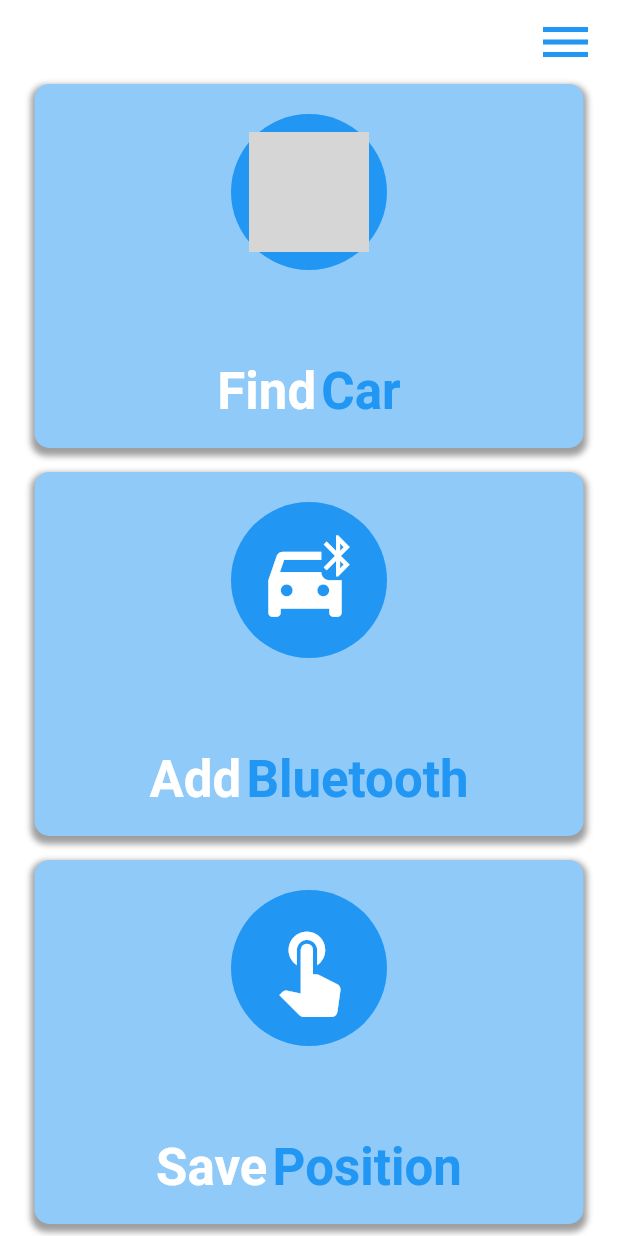
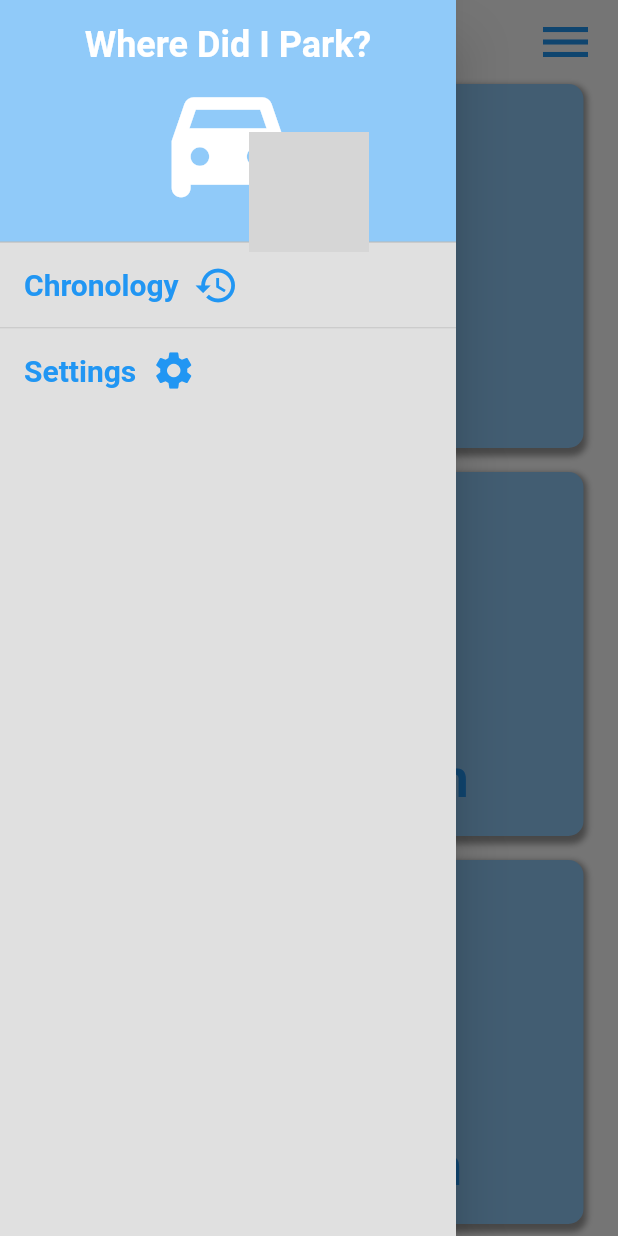
Before and after one commit to GeorgopoulosGiannis/where_i_park, a Flutter app: the screen it shows after launch, with the side drawer open (before the commit the screen has no drawer), on a phone screen of 412 x 824 dp. Run offline on Flutter 3.47's test engine with Material 2 defaults, Android fonts, the phone set to English and light mode, and no system bars; drawn by our look-alikes of rive; our stand-ins replace bloc, either_dart, equatable, flutter_bloc, flutter_local_notifications, geolocator and 7 more; missing offline and left inert: app_settings, bluetooth_events, maps_launcher; grey boxes are pictures that could not be loaded.

Commit message:
Add drawer

```diff
--- a/lib/features/home/presentation/home_screen.dart
+++ b/lib/features/home/presentation/home_screen.dart
@@ -8,6 +8,7 @@ import 'package:where_i_park/core/presentation/widgets/dialogs.dart';
 import 'package:where_i_park/features/add_device/presentation/pages/add_device_screen.dart';
 
 import 'package:where_i_park/features/find_car/presentation/pages/find_car_screen.dart';
+import 'package:where_i_park/features/home/presentation/widgets/home_drawer.dart';
 import 'package:where_i_park/features/home/presentation/widgets/home_item.dart';
 import 'package:where_i_park/services/notification_manager.dart';
 
@@ -24,6 +25,7 @@ class HomeScreen extends StatefulWidget {
 }
 
 class _HomeScreenState extends State<HomeScreen> {
+  final _scaffoldKey = GlobalKey<ScaffoldState>();
   final _riveController = SimpleAnimation('Animation 1');
 
   @override
@@ -67,6 +69,8 @@ class _HomeScreenState extends State<HomeScreen> {
         }
       },
       child: Scaffold(
+        key: _scaffoldKey,
+        drawer: const HomeDrawer(),
         body: Column(
           children: [
             Align(
@@ -76,7 +80,9 @@ class _HomeScreenState extends State<HomeScreen> {
                     right: 15.0,
                   ),
                   child: IconButton(
-                    onPressed: () {},
+                    onPressed: () {
+                      _scaffoldKey.currentState?.openDrawer();
+                    },
                     icon: Icon(
                       Icons.menu,
                       color: theme.colorScheme.primaryVariant,
--- /dev/null
+++ b/lib/features/home/presentation/widgets/home_drawer.dart
@@ -0,0 +1,111 @@
+import 'package:flutter/material.dart';
+import 'package:flutter_local_notifications/flutter_local_notifications.dart';
+
+class HomeDrawer extends StatelessWidget {
+  const HomeDrawer({Key? key}) : super(key: key);
+
+  @override
+  Widget build(BuildContext context) {
+    final theme = Theme.of(context);
+    return Drawer(
+      child: ListView(
+        // Important: Remove any padding from the ListView.
+        padding: EdgeInsets.zero,
+        children: [
+          GestureDetector(
+            onTap: () {
+              Navigator.of(context).pop();
+            },
+            child: const HomeDrawerHeader(),
+          ),
+          const Divider(
+            height: 1,
+          ),
+          DrawerListTile(
+            text: 'Chronology',
+            iconData: Icons.history,
+            onTap: () {},
+          ),
+          const Divider(
+            height: 1,
+          ),
+          DrawerListTile(
+            text: 'Settings',
+            iconData: Icons.settings,
+            onTap: () {},
+          ),
+        ],
+      ),
+    );
+  }
+}
+
+class DrawerListTile extends StatelessWidget {
+  final String text;
+  final IconData iconData;
+  final VoidCallback onTap;
+  const DrawerListTile({
+    Key? key,
+    required this.text,
+    required this.iconData,
+    required this.onTap,
+  }) : super(key: key);
+
+  @override
+  Widget build(BuildContext context) {
+    final theme = Theme.of(context);
+    return ListTile(
+      title: Row(
+        children: [
+          Text(
+            text,
+            style: theme.textTheme.headline6?.copyWith(
+              color: theme.colorScheme.primaryVariant,
+              fontWeight: FontWeight.bold,
+            ),
+          ),
+          const SizedBox(
+            width: 10,
+          ),
+          Icon(
+            iconData,
+            size: 30,
+            color: theme.colorScheme.primaryVariant,
+          ),
+        ],
+      ),
+      onTap: onTap,
+    );
+  }
+}
+
+class HomeDrawerHeader extends StatelessWidget {
+  const HomeDrawerHeader({Key? key}) : super(key: key);
+
+  @override
+  Widget build(BuildContext context) {
+    final theme = Theme.of(context);
+    return DrawerHeader(
+      margin: EdgeInsets.zero,
+      decoration: BoxDecoration(
+        color: theme.colorScheme.primary,
+      ),
+      child: Column(
+        children: [
+          Text(
+            'Where Did I Park?',
+            style: theme.textTheme.headline5?.copyWith(
+              color: theme.colorScheme.onPrimary,
+              fontWeight: FontWeight.bold,
+            ),
+          ),
+          Icon(
+            Icons.directions_car_filled_rounded,
+            color: theme.colorScheme.onPrimary,
+            size: 100,
+          )
+        ],
+      ),
+    );
+  }
+}
--- a/lib/services/location_manager.dart
+++ b/lib/services/location_manager.dart
@@ -1,5 +1,4 @@
 import 'dart:developer' as developer;
-import 'dart:convert';
 
 import 'package:geolocator/geolocator.dart';
 import 'package:injectable/injectable.dart';
```
Also changed, not shown: 1 other file.
